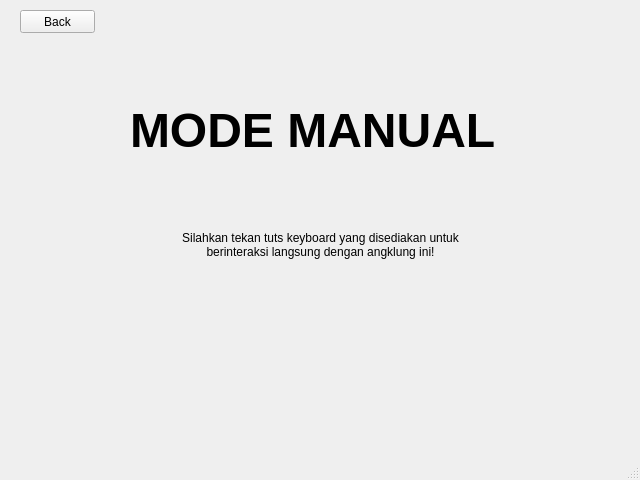
Before: the Qt Designer form modeManualGUI.ui in theopenhighway/angklungrobot, drawn with Qt 5.
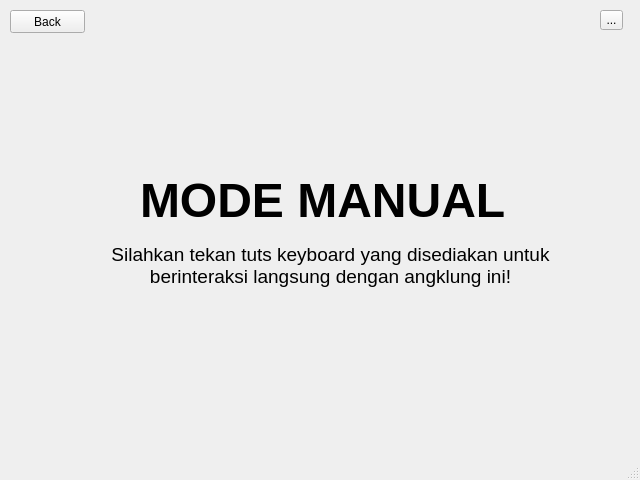
After: the same form once the commit is applied.

What changed in the file:
```diff
--- a/modeManualGUI.ui
+++ b/modeManualGUI.ui
@@ -17,10 +17,10 @@
    <widget class="QLabel" name="label">
     <property name="geometry">
      <rect>
-      <x>130</x>
-      <y>90</y>
+      <x>140</x>
+      <y>170</y>
       <width>381</width>
-      <height>81</height>
+      <height>61</height>
      </rect>
     </property>
     <property name="font">
@@ -37,7 +37,7 @@
    <widget class="QPushButton" name="backButton1">
     <property name="geometry">
      <rect>
-      <x>20</x>
+      <x>10</x>
       <y>10</y>
       <width>75</width>
       <height>23</height>
@@ -50,14 +50,27 @@
    <widget class="QLabel" name="label_2">
     <property name="geometry">
      <rect>
-      <x>90</x>
-      <y>220</y>
+      <x>100</x>
+      <y>240</y>
       <width>461</width>
       <height>51</height>
      </rect>
     </property>
     <property name="text">
-     <string>&lt;html&gt;&lt;head/&gt;&lt;body&gt;&lt;p align=&quot;center&quot;&gt;Silahkan tekan tuts keyboard yang disediakan untuk &lt;br/&gt;berinteraksi langsung dengan angklung ini!&lt;/p&gt;&lt;/body&gt;&lt;/html&gt;</string>
+     <string>&lt;html&gt;&lt;head/&gt;&lt;body&gt;&lt;p align=&quot;center&quot;&gt;&lt;span style=&quot; font-size:14pt;&quot;&gt;Silahkan tekan tuts keyboard yang disediakan untuk &lt;br/&gt;berinteraksi langsung dengan angklung ini!&lt;/span&gt;&lt;/p&gt;&lt;/body&gt;&lt;/html&gt;</string>
+    </property>
+   </widget>
+   <widget class="QToolButton" name="toolButton">
+    <property name="geometry">
+     <rect>
+      <x>600</x>
+      <y>10</y>
+      <width>23</width>
+      <height>20</height>
+     </rect>
+    </property>
+    <property name="text">
+     <string>...</string>
     </property>
    </widget>
   </widget>
```
Left out of the diff: 6 changed lines with no effect on the pictures.
